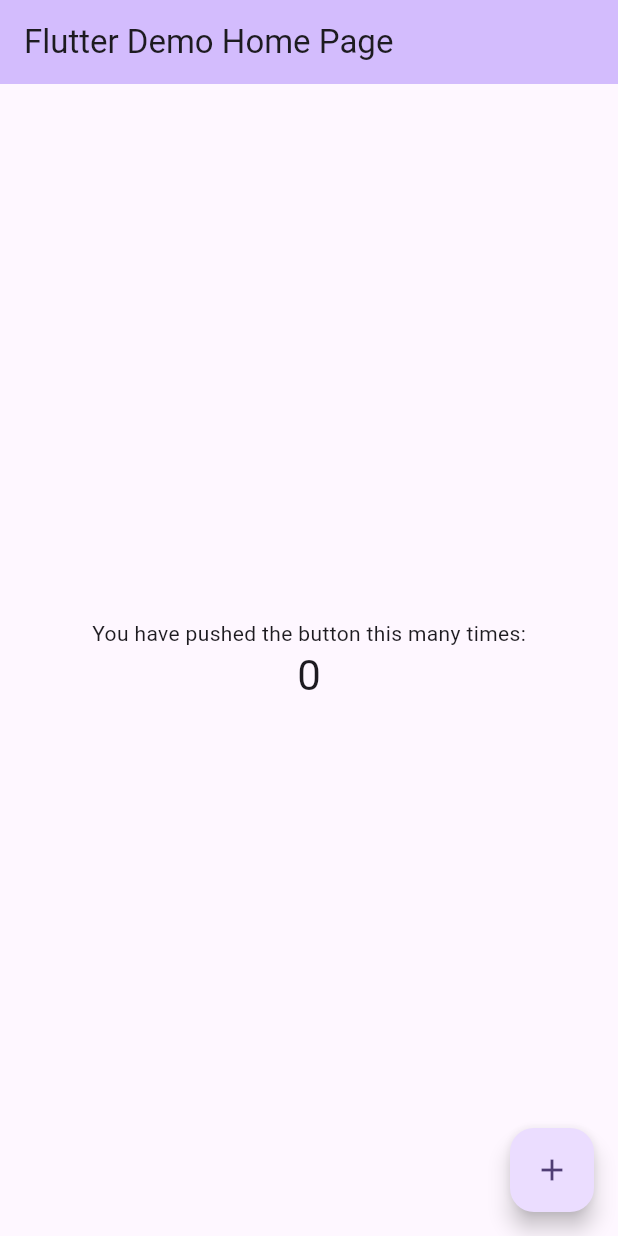
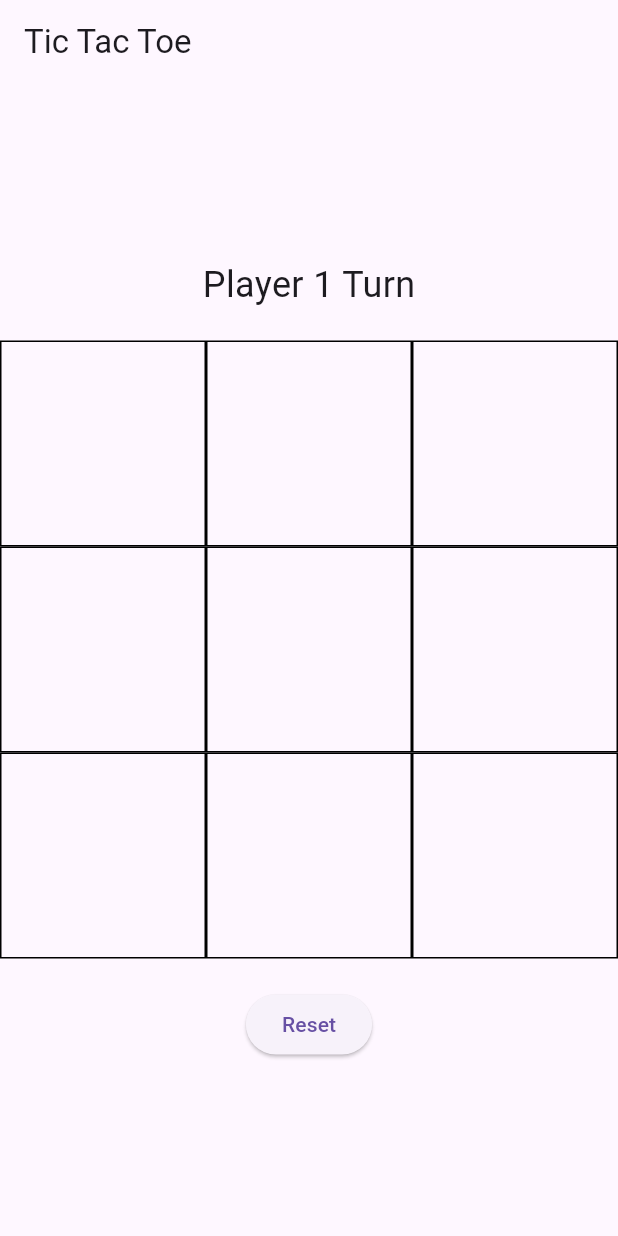
Before and after one commit to RaxoTheOne/tictactoe_app, a Flutter app: the screen it shows after launch, on a phone screen of 412 x 824 dp. Run offline on Flutter 3.47's test engine with Material 3 defaults, Android fonts, the phone set to English and light mode, and no system bars.

Commit message:
tictactoe project added

```diff
--- a/lib/main.dart
+++ b/lib/main.dart
@@ -1,69 +1,152 @@
 import 'package:flutter/material.dart';
 
 void main() {
-  runApp(const MyApp());
+  runApp(const TicTacToeApp());
 }
 
-class MyApp extends StatelessWidget {
-  const MyApp({super.key});
+class TicTacToeApp extends StatelessWidget {
+  const TicTacToeApp({super.key});
 
   @override
   Widget build(BuildContext context) {
-    return MaterialApp(
-      title: 'Flutter Demo',
-      theme: ThemeData(
-        colorScheme: ColorScheme.fromSeed(seedColor: Colors.deepPurple),
-        useMaterial3: true,
-      ),
-      home: const MyHomePage(title: 'Flutter Demo Home Page'),
+    return const MaterialApp(
+      title: 'Tic Tac Toe',
+      home: TicTacToeScreen(),
     );
   }
 }
 
-class MyHomePage extends StatefulWidget {
-  const MyHomePage({super.key, required this.title});
-
-  final String title;
+class TicTacToeScreen extends StatefulWidget {
+  const TicTacToeScreen({super.key});
 
   @override
-  State<MyHomePage> createState() => _MyHomePageState();
+  _TicTacToeScreenState createState() => _TicTacToeScreenState();
 }
 
-class _MyHomePageState extends State<MyHomePage> {
-  int _counter = 0;
+class _TicTacToeScreenState extends State<TicTacToeScreen> {
+  List<List<String>> _board = List.generate(3, (_) => List.filled(3, ''));
 
-  void _incrementCounter() {
-    setState(() {
-      _counter++;
-    });
-  }
+  bool _isPlayer1Turn = true;
 
   @override
   Widget build(BuildContext context) {
     return Scaffold(
       appBar: AppBar(
-        backgroundColor: Theme.of(context).colorScheme.inversePrimary,
-        title: Text(widget.title),
+        title: const Text('Tic Tac Toe'),
       ),
       body: Center(
         child: Column(
           mainAxisAlignment: MainAxisAlignment.center,
           children: <Widget>[
-            const Text(
-              'You have pushed the button this many times:',
+            Text(
+              _isPlayer1Turn ? 'Player 1 Turn' : 'Player 2 Turn',
+              style: const TextStyle(fontSize: 24.0),
             ),
-            Text(
-              '$_counter',
-              style: Theme.of(context).textTheme.headlineMedium,
+            const SizedBox(height: 20.0),
+            GridView.builder(
+              shrinkWrap: true,
+              gridDelegate: const SliverGridDelegateWithFixedCrossAxisCount(
+                crossAxisCount: 3,
+              ),
+              itemCount: 9,
+              itemBuilder: (BuildContext context, int index) {
+                int row = index ~/ 3;
+                int col = index % 3;
+                return GestureDetector(
+                  onTap: () {
+                    _onTilePressed(row, col);
+                  },
+                  child: Container(
+                    decoration: BoxDecoration(
+                      border: Border.all(color: Colors.black),
+                    ),
+                    child: Center(
+                      child: Text(
+                        _board[row][col],
+                        style: const TextStyle(fontSize: 48.0),
+                      ),
+                    ),
+                  ),
+                );
+              },
+            ),
+            const SizedBox(height: 20.0),
+            ElevatedButton(
+              onPressed: _resetBoard,
+              child: const Text('Reset'),
             ),
           ],
         ),
       ),
-      floatingActionButton: FloatingActionButton(
-        onPressed: _incrementCounter,
-        tooltip: 'Increment',
-        child: const Icon(Icons.add),
-      ),
     );
   }
+
+  void _onTilePressed(int row, int col) {
+    if (_board[row][col] == '') {
+      setState(() {
+        _board[row][col] = _isPlayer1Turn ? 'X' : 'O';
+        _isPlayer1Turn = !_isPlayer1Turn;
+      });
+      _checkWinner(row, col);
+    }
+  }
+
+  void _checkWinner(int row, int col) {
+    String player = _board[row][col];
+    bool won = false;
+
+    // Check row
+    for (int i = 0; i < 3; i++) {
+      if (_board[row][i] != player) break;
+      if (i == 2) won = true;
+    }
+
+    // Check column
+    for (int i = 0; i < 3; i++) {
+      if (_board[i][col] != player) break;
+      if (i == 2) won = true;
+    }
+
+    // Check diagonal
+    if (row == col) {
+      for (int i = 0; i < 3; i++) {
+        if (_board[i][i] != player) break;
+        if (i == 2) won = true;
+      }
+    }
+
+    // Check anti-diagonal
+    if (row + col == 2) {
+      for (int i = 0; i < 3; i++) {
+        if (_board[i][2 - i] != player) break;
+        if (i == 2) won = true;
+      }
+    }
+
+    if (won) {
+      showDialog(
+        context: context,
+        builder: (_) => AlertDialog(
+          title: const Text('Winner'),
+          content: Text('Player $player won!'),
+          actions: [
+            TextButton(
+              onPressed: () {
+                Navigator.of(context).pop();
+                _resetBoard();
+              },
+              child: const Text('Play Again'),
+            ),
+          ],
+        ),
+      );
+    }
+  }
+
+  void _resetBoard() {
+    setState(() {
+      _board = List.generate(3, (_) => List.filled(3, ''));
+      _isPlayer1Turn = true;
+    });
+  }
 }
```
Also changed, not shown: analysis_options.yaml (+1 -24 lines), 1 other file.
